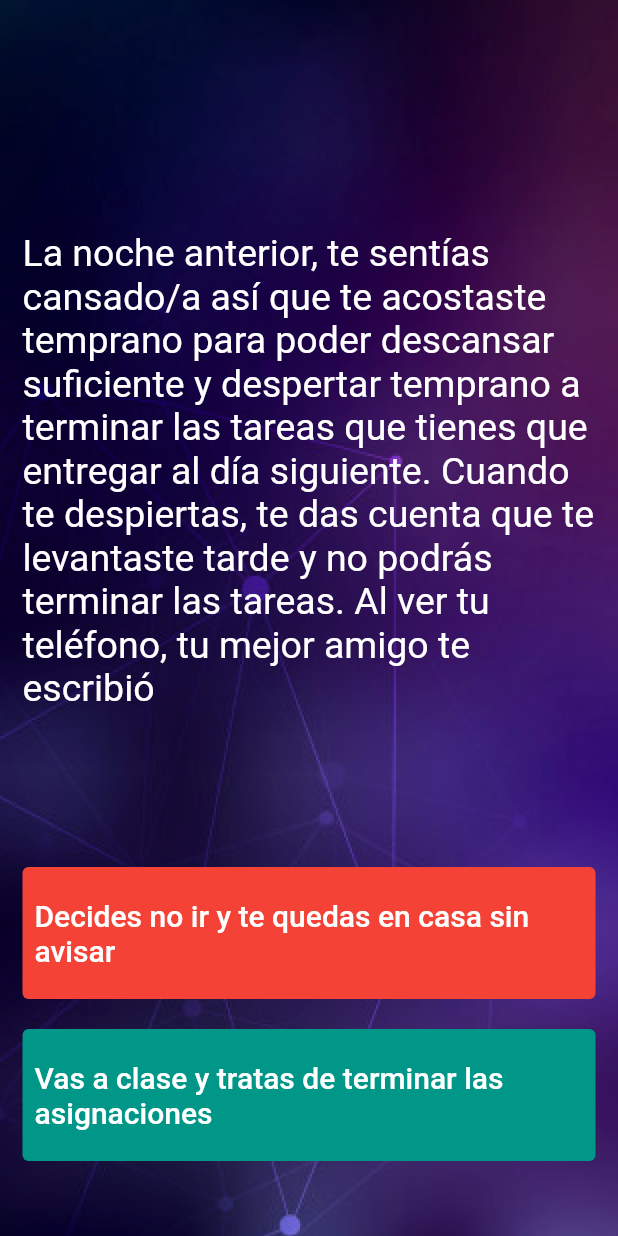
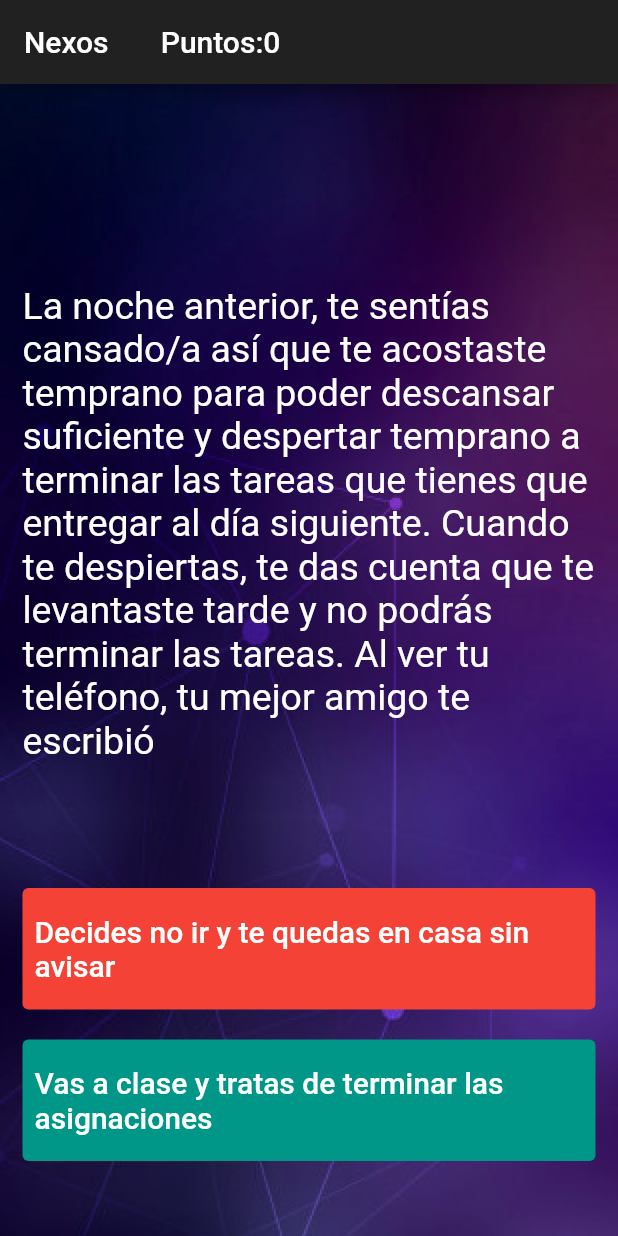
Before and after one commit to Ergerica/Nexos, a Flutter app: the screen it shows after launch, on a phone screen of 412 x 824 dp. Run offline on Flutter 3.47's test engine with Material 2 defaults, Android fonts, the phone set to English and light mode, and no system bars.

Commit message:
added new features

```diff
--- a/nexos/lib/main.dart
+++ b/nexos/lib/main.dart
@@ -26,6 +26,7 @@ class _StoryPageState extends State<StoryPage> {
   @override
   Widget build(BuildContext context) {
     return Scaffold(
+      appBar: AppBar(title: const Text('Nexos       Puntos:0'),) ,
       body: Container(
         decoration: BoxDecoration(
           image: DecorationImage(
```
